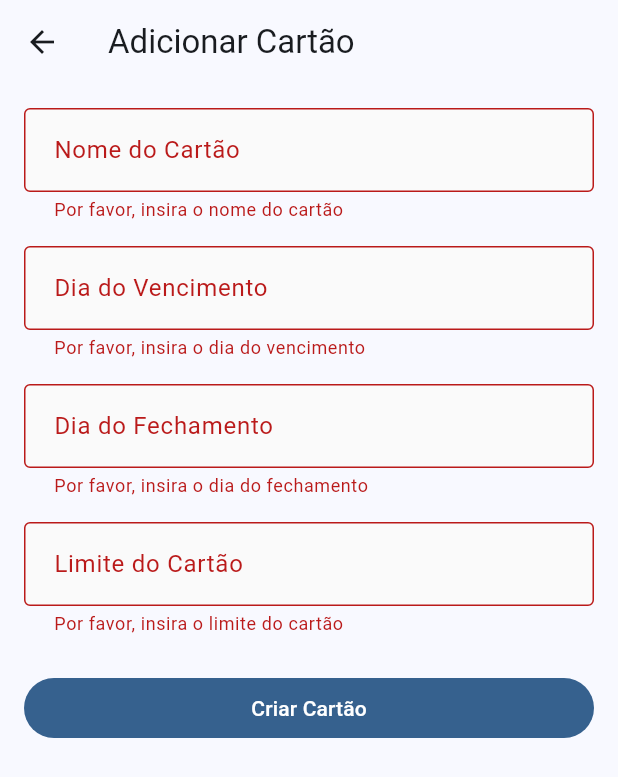
After one commit to thiagosol/lumimoney-app, a Flutter app: the AddCardPage screen opened directly, after a tap on "Criar Cartão", on a phone screen of 412 x 824 dp. The commit adds this screen. Shown: the top 777 px of the screen. Run offline on Flutter 3.47's test engine with Material 3 defaults, Android fonts, the phone set to English and light mode, and no system bars; our stand-ins replace dio, equatable, event_bus, flutter_riverpod, go_router, google_sign_in and 2 more; accounts and stored records are empty; network calls fail.

Commit message:
feat: simple creating account and credit card

```diff
--- a/lib/features/auth/presentation/pages/login_page.dart
+++ b/lib/features/auth/presentation/pages/login_page.dart
@@ -94,6 +94,8 @@ class _LoginPageState extends ConsumerState<LoginPage> {
                         border: OutlineInputBorder(),
                       ),
                       keyboardType: TextInputType.emailAddress,
+                      textInputAction: TextInputAction.next,
+                      autofillHints: const [AutofillHints.username],
                       validator: Validators.validateEmail,
                       enabled: !authState.isLoading,
                     ),
@@ -105,6 +107,9 @@ class _LoginPageState extends ConsumerState<LoginPage> {
                         border: OutlineInputBorder(),
                       ),
                       obscureText: true,
+                      textInputAction: TextInputAction.done,
+                      autofillHints: const [AutofillHints.password],
+                      onEditingComplete: _handleLogin,
                       validator: Validators.validatePassword,
                       enabled: !authState.isLoading,
                     ),
--- a/lib/features/payment_methods/data/repositories/payment_methods_repository_impl.dart
+++ b/lib/features/payment_methods/data/repositories/payment_methods_repository_impl.dart
@@ -1,5 +1,6 @@
 import 'package:lumimoney_app/features/payment_methods/data/datasources/payment_methods_remote_datasource.dart';
 import 'package:lumimoney_app/features/payment_methods/domain/models/payment_method.dart';
+import 'package:lumimoney_app/features/payment_methods/domain/models/payment_method_request.dart';
 import 'package:lumimoney_app/features/payment_methods/domain/repositories/payment_methods_repository.dart';
 
 class PaymentMethodsRepositoryImpl implements PaymentMethodsRepository {
@@ -11,4 +12,9 @@ class PaymentMethodsRepositoryImpl implements PaymentMethodsRepository {
   Future<List<PaymentMethod>> getPaymentMethods() {
     return remoteDataSource.getPaymentMethods();
   }
+
+  @override
+  Future<PaymentMethod> createPaymentMethod(PaymentMethodRequest request) {
+    return remoteDataSource.createPaymentMethod(request);
+  }
 }
--- /dev/null
+++ b/lib/features/payment_methods/domain/models/payment_method_request.dart
@@ -0,0 +1,71 @@
+import 'package:equatable/equatable.dart';
+import 'package:lumimoney_app/features/payment_methods/domain/models/payment_method.dart';
+
+abstract class PaymentMethodRequest extends Equatable {
+  final String name;
+  final PaymentMethodType type;
+
+  const PaymentMethodRequest({
+    required this.name,
+    required this.type,
+  });
+
+  Map<String, dynamic> toJson() => {
+        'name': name,
+        'type': type.name,
+      };
+
+  @override
+  List<Object?> get props => [name, type];
+}
+
+class AccountRequest extends PaymentMethodRequest {
+  final double? initialBalance;
+
+  const AccountRequest({
+    required super.name,
+    this.initialBalance,
+  }) : super(type: PaymentMethodType.account);
+
+  @override
+  Map<String, dynamic> toJson() => {
+        ...super.toJson(),
+        'account': {
+          if (initialBalance != null) 'initialBalance': initialBalance,
+        },
+      };
+
+  @override
+  List<Object?> get props => [...super.props, initialBalance];
+}
+
+class CreditCardRequest extends PaymentMethodRequest {
+  final int dueDayOfMonth;
+  final int closingDayOfMonth;
+  final double creditLimit;
+
+  const CreditCardRequest({
+    required super.name,
+    required this.dueDayOfMonth,
+    required this.closingDayOfMonth,
+    required this.creditLimit,
+  }) : super(type: PaymentMethodType.creditCard);
+
+  @override
+  Map<String, dynamic> toJson() => {
+        ...super.toJson(),
+        'creditCard': {
+          'dueDayOfMonth': dueDayOfMonth,
+          'closingDayOfMonth': closingDayOfMonth,
+          'creditLimit': creditLimit,
+        },
+      };
+
+  @override
+  List<Object?> get props => [
+        ...super.props,
+        dueDayOfMonth,
+        closingDayOfMonth,
+        creditLimit,
+      ];
+}
--- a/lib/features/payment_methods/domain/repositories/payment_methods_repository.dart
+++ b/lib/features/payment_methods/domain/repositories/payment_methods_repository.dart
@@ -1,5 +1,7 @@
 import 'package:lumimoney_app/features/payment_methods/domain/models/payment_method.dart';
+import 'package:lumimoney_app/features/payment_methods/domain/models/payment_method_request.dart';
 
 abstract class PaymentMethodsRepository {
   Future<List<PaymentMethod>> getPaymentMethods();
+  Future<PaymentMethod> createPaymentMethod(PaymentMethodRequest request);
 }
--- /dev/null
+++ b/lib/features/payment_methods/presentation/pages/add_card_page.dart
@@ -0,0 +1,154 @@
+import 'package:flutter/material.dart';
+import 'package:flutter_riverpod/flutter_riverpod.dart';
+import 'package:go_router/go_router.dart';
+import 'package:lumimoney_app/features/payment_methods/domain/models/payment_method_request.dart';
+import 'package:lumimoney_app/features/payment_methods/presentation/controllers/payment_methods_controller.dart';
+
+class AddCardPage extends ConsumerStatefulWidget {
+  const AddCardPage({super.key});
+
+  @override
+  ConsumerState<AddCardPage> createState() => _AddCardPageState();
+}
+
+class _AddCardPageState extends ConsumerState<AddCardPage> {
+  final _formKey = GlobalKey<FormState>();
+  final _nameController = TextEditingController();
+  final _dueDayController = TextEditingController();
+  final _closingDayController = TextEditingController();
+  final _limitController = TextEditingController();
+
+  @override
+  void dispose() {
+    _nameController.dispose();
+    _dueDayController.dispose();
+    _closingDayController.dispose();
+    _limitController.dispose();
+    super.dispose();
+  }
+
+  Future<void> _submit() async {
+    if (!_formKey.currentState!.validate()) return;
+
+    final request = CreditCardRequest(
+      name: _nameController.text,
+      dueDayOfMonth: int.parse(_dueDayController.text),
+      closingDayOfMonth: int.parse(_closingDayController.text),
+      creditLimit: double.parse(_limitController.text),
+    );
+
+    await ref.read(paymentMethodsControllerProvider.notifier).createPaymentMethod(request);
+
+    if (mounted) {
+      context.pop();
+    }
+  }
+
+  @override
+  Widget build(BuildContext context) {
+    final state = ref.watch(paymentMethodsControllerProvider);
+
+    return Scaffold(
+      appBar: AppBar(
+        title: const Text('Adicionar Cartão'),
+      ),
+      body: Form(
+        key: _formKey,
+        child: ListView(
+          padding: const EdgeInsets.all(16.0),
+          children: [
+            TextFormField(
+              controller: _nameController,
+              decoration: const InputDecoration(
+                labelText: 'Nome do Cartão',
+                border: OutlineInputBorder(),
+              ),
+              validator: (value) {
+                if (value == null || value.isEmpty) {
+                  return 'Por favor, insira o nome do cartão';
+                }
+                return null;
+              },
+            ),
+            const SizedBox(height: 16),
+            TextFormField(
+              controller: _dueDayController,
+              decoration: const InputDecoration(
+                labelText: 'Dia do Vencimento',
+                border: OutlineInputBorder(),
+              ),
+              keyboardType: TextInputType.number,
+              validator: (value) {
+                if (value == null || value.isEmpty) {
+                  return 'Por favor, insira o dia do vencimento';
+                }
+                final number = int.tryParse(value);
+                if (number == null || number < 1 || number > 31) {
+                  return 'Por favor, insira um dia válido (1-31)';
+                }
+                return null;
+              },
+            ),
+            const SizedBox(height: 16),
+            TextFormField(
+              controller: _closingDayController,
+              decoration: const InputDecoration(
+                labelText: 'Dia do Fechamento',
+                border: OutlineInputBorder(),
+              ),
+              keyboardType: TextInputType.number,
+              validator: (value) {
+                if (value == null || value.isEmpty) {
+                  return 'Por favor, insira o dia do fechamento';
+                }
+                final number = int.tryParse(value);
+                if (number == null || number < 1 || number > 31) {
+                  return 'Por favor, insira um dia válido (1-31)';
+                }
+                return null;
+              },
+            ),
+            const SizedBox(height: 16),
+            TextFormField(
+              controller: _limitController,
+              decoration: const InputDecoration(
+                labelText: 'Limite do Cartão',
+                border: OutlineInputBorder(),
+              ),
+              keyboardType: TextInputType.number,
+              validator: (value) {
+                if (value == null || value.isEmpty) {
+                  return 'Por favor, insira o limite do cartão';
+                }
+                final number = double.tryParse(value);
+                if (number == null || number <= 0) {
+                  return 'Por favor, insira um valor válido';
+                }
+                return null;
+              },
+            ),
+            const SizedBox(height: 24),
+            FilledButton(
+              onPressed: state.isLoading ? null : _submit,
+              child: state.isLoading
+                  ? const SizedBox(
+                      height: 20,
+                      width: 20,
+                      child: CircularProgressIndicator(strokeWidth: 2),
+                    )
+                  : const Text('Criar Cartão'),
+            ),
+            if (state.error != null)
+              Padding(
+                padding: const EdgeInsets.only(top: 16),
+                child: Text(
+                  state.error!,
+                  style: TextStyle(color: Theme.of(context).colorScheme.error),
+                ),
+              ),
+          ],
+        ),
+      ),
+    );
+  }
+}
```
Also changed, not shown: lib/core/network/http_client.dart (+6 -3 lines), lib/core/router/app_router.dart (+4 -11 lines), lib/features/auth/data/datasources/auth_remote_datasource.dart (+8 -25 lines), lib/features/auth/data/repositories/auth_repository_impl.dart (+6 -6 lines), lib/features/payment_methods/data/datasources/payment_methods_remote_datasource.dart (+20 -0 lines), lib/features/payment_methods/presentation/controllers/payment_methods_controller.dart (+12 -0 lines), lib/features/payment_methods/presentation/pages/add_account_page.dart (added, +111 -0 lines).
